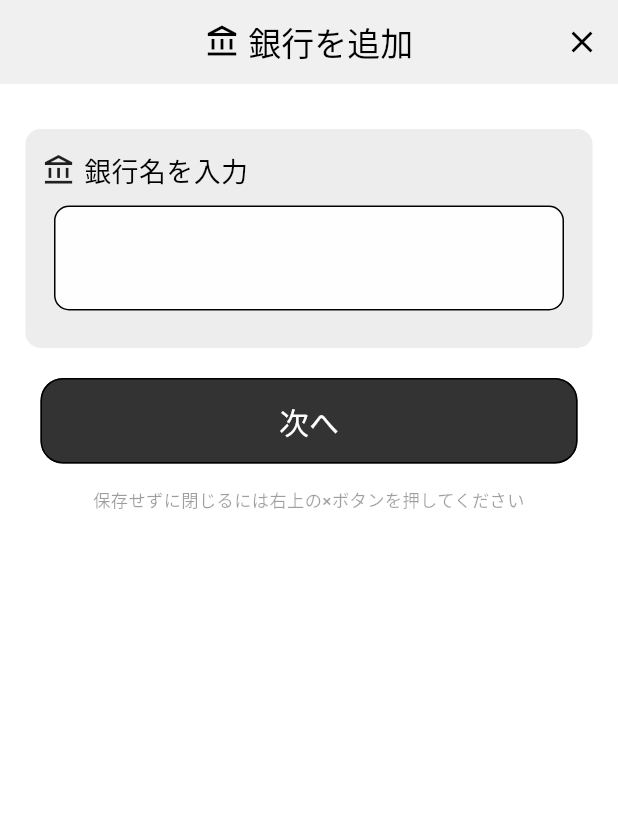
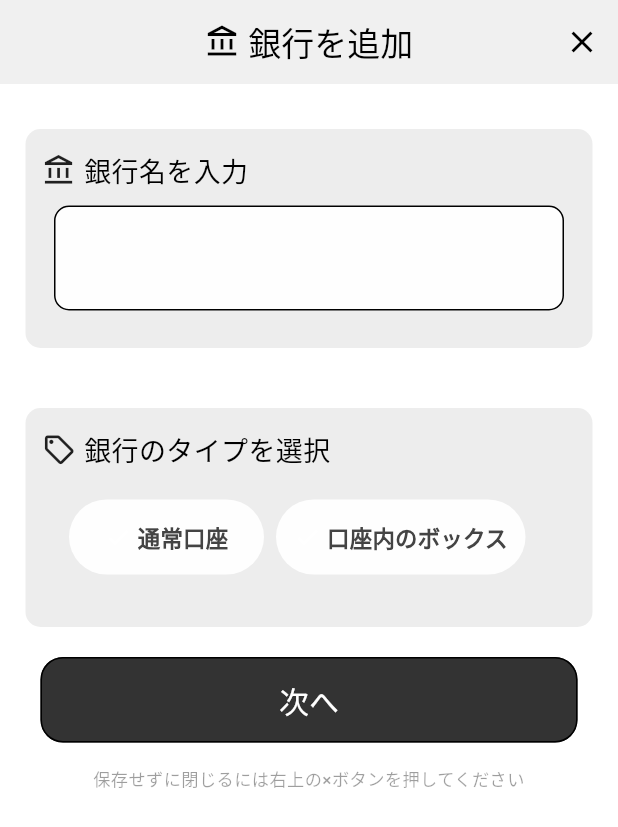
Before and after one commit to laughtaone/creeasy, a Flutter app: the AddBankPage screen opened directly, on a phone screen of 412 x 824 dp. Shown: the top 827 px of the screen. Run offline on Flutter 3.47's test engine with Material 3 defaults, Android fonts, the phone set to English and light mode, and no system bars; our stand-ins replace auto_size_text, flutter_datetime_picker_plus, font_awesome_flutter, settings_ui; Roboto replaces fonts that are missing (MPlus1p).

Commit message:
変更前：親<->子 コンポーネントで情報を渡す

```diff
--- a/lib/cart_manage/add_bank/add_bank_main.dart
+++ b/lib/cart_manage/add_bank/add_bank_main.dart
@@ -2,6 +2,7 @@ import 'package:flutter/material.dart';
 import 'package:creeasy/cart_manage/add_card/add_card_preset-card.dart';
 import 'package:creeasy/cart_manage/add_card/add_card_direct-input-card.dart';
 import 'package:creeasy/add/add_common_component.dart';
+import 'package:creeasy/cart_manage/add_bank/select_bank-type_component.dart';
 
 
 
@@ -16,6 +17,11 @@ class _AddBankPageState extends State<AddBankPage> {
     'みんなの銀行',
     '三菱UFJ銀行',
     '三井住友銀行',
+  ];
+
+  final List<String> _bankTypeList = [
+    '通常口座',
+    '口座内のボックス',
   ];
 
   // ================================ 変数処理 ================================
@@ -105,6 +111,57 @@ class _AddBankPageState extends State<AddBankPage> {
 
               SizedBox(height: 20),
 
+              // =============================================== ②銀行タイプ ==============================================
+              betweenAddPaymentSection(),
+              Container(
+                padding: EdgeInsets.only(
+                    left: 9, right: 9, top: 15, bottom: 15),
+                decoration: BoxDecoration(
+                  borderRadius: BorderRadius.circular(10),
+                  color: Color(0xffededed),
+                ),
+                child: Column(
+                  crossAxisAlignment: CrossAxisAlignment.start,
+                  children: [
+                    addButtonPageTitleText(Icons.local_offer_outlined, '銀行のタイプを選択'),
+                    Container(
+                      margin: EdgeInsets.all(10),
+                      height: 70,
+                      child: Container(
+                        // decoration: BoxDecoration(
+                        //   border: Border.all(color: Colors.blue),
+                        //   borderRadius: BorderRadius.circular(10), //追加
+                        // ),
+                        child: OptionTextButton(textList: _bankTypeList),
+                      ),
+                      // child: TextField(
+                      //   style: TextStyle(
+                      //     fontWeight: FontWeight.w500,
+                      //     fontSize: 22,
+                      //   ),
+                      //   controller: _bankName,
+                      //   decoration: InputDecoration(
+                      //     labelText: '',
+                      //     contentPadding: EdgeInsets.all(30),
+                      //     border: OutlineInputBorder(
+                      //       borderRadius: BorderRadius.circular(10),
+                      //     ),
+                      //     fillColor: Color(0xfffefefe),
+                      //     filled: true,
+                      //   ),
+                      //   keyboardType: TextInputType.text,
+                      //   // inputFormatters: [
+                      //   //   FilteringTextInputFormatter.digitsOnly,
+                      //   // ],
+                      // ),
+                    ),
+                  ],
+                ),
+              ),
+              // =======================================================================================================
+
+              SizedBox(height: 20),
+
               // =============================================== 「次へ」ボタン ==============================================
               Container(
                 margin: EdgeInsets.only(left: 10, right: 10),
--- /dev/null
+++ b/lib/cart_manage/add_bank/select_bank-type_component.dart
@@ -0,0 +1,69 @@
+import 'package:flutter/material.dart';
+
+class OptionTextButton extends StatefulWidget {
+  final List textList;
+
+  OptionTextButton({
+    required this.textList,
+  });
+
+  @override
+  _OptionTextButtonState createState() => _OptionTextButtonState();
+}
+
+class _OptionTextButtonState extends State<OptionTextButton> {
+  int? selectedIndex;      // 選択中の要素のインデックス
+
+  @override
+  Widget build(BuildContext context) {
+    return Padding(
+      padding: const EdgeInsets.only(left: 0, right: 0),
+      child: ListView.builder(
+        padding: const EdgeInsets.all(10),
+        scrollDirection: Axis.horizontal,
+        itemCount: widget.textList.length,
+        itemBuilder: (BuildContext context, int index) {
+          return Padding(
+            padding: const EdgeInsets.only(right: 8),
+            child: TextButton(
+              style: TextButton.styleFrom(
+                minimumSize: Size(130, 5),
+                backgroundColor: (selectedIndex==index)
+                  ? Color(0xffdedede)
+                  : Color(0xfffefefe),
+                shape: RoundedRectangleBorder(
+                  borderRadius: BorderRadius.circular(25),
+                ),
+              ).copyWith(
+                overlayColor: MaterialStateProperty.all(Colors.transparent),
+              ),
+              onPressed: () {
+                setState(() {
+                  selectedIndex=index;
+                });
+              },
+              child: Row(
+                mainAxisAlignment: MainAxisAlignment.center,
+                children: [
+                  Icon(
+                    Icons.check,
+                    color: (selectedIndex==index) ? Colors.black : Colors.white,
+                  ),
+                  SizedBox(width: 4),
+                  Text(
+                    widget.textList[index],
+                    style: TextStyle(
+                      fontSize: 15,
+                      color: Color(0xff444444),
+                      fontWeight: FontWeight.bold,
+                    ),
+                  ),
+                ],
+              ),
+            ),
+          );
+        },
+      ),
+    );
+  }
+}
```
Also changed, not shown: lib/cart_manage/add_bank/select_bank-type.dart (deleted).
